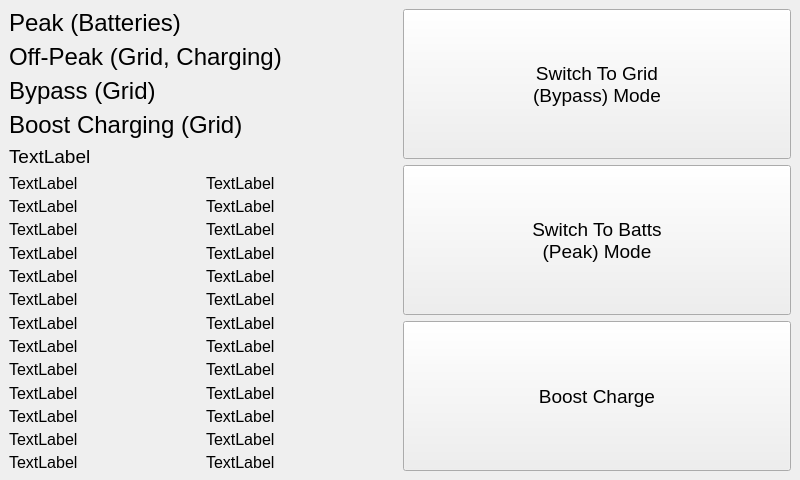
The window that client/mainwindow.ui (Tobster86/growatt-spf5000es-linux-control) describes before a commit, drawn with Qt 5.
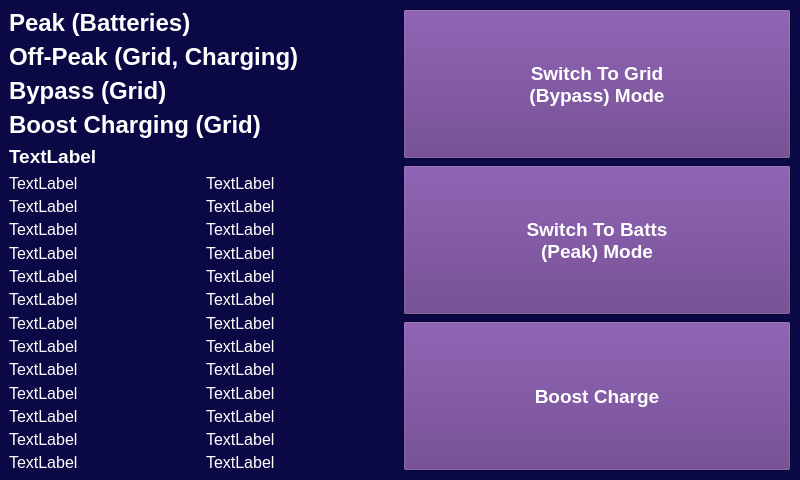
The same window after the commit.

```diff
--- a/client/mainwindow.ui
+++ b/client/mainwindow.ui
@@ -31,6 +31,475 @@
     <height>4800</height>
    </size>
   </property>
+  <property name="palette">
+   <palette>
+    <active>
+     <colorrole role="WindowText">
+      <brush brushstyle="SolidPattern">
+       <color alpha="255">
+        <red>255</red>
+        <green>255</green>
+        <blue>255</blue>
+       </color>
+      </brush>
+     </colorrole>
+     <colorrole role="Button">
+      <brush brushstyle="SolidPattern">
+       <color alpha="255">
+        <red>97</red>
+        <green>53</green>
+        <blue>131</blue>
+       </color>
+      </brush>
+     </colorrole>
+     <colorrole role="Light">
+      <brush brushstyle="SolidPattern">
+       <color alpha="255">
+        <red>26</red>
+        <green>95</green>
+        <blue>180</blue>
+       </color>
+      </brush>
+     </colorrole>
+     <colorrole role="Midlight">
+      <brush brushstyle="SolidPattern">
+       <color alpha="255">
+        <red>26</red>
+        <green>95</green>
+        <blue>180</blue>
+       </color>
+      </brush>
+     </colorrole>
+     <colorrole role="Dark">
+      <brush brushstyle="SolidPattern">
+       <color alpha="255">
+        <red>224</red>
+        <green>27</green>
+        <blue>36</blue>
+       </color>
+      </brush>
+     </colorrole>
+     <colorrole role="Mid">
+      <brush brushstyle="SolidPattern">
+       <color alpha="255">
+        <red>224</red>
+        <green>27</green>
+        <blue>36</blue>
+       </color>
+      </brush>
+     </colorrole>
+     <colorrole role="Text">
+      <brush brushstyle="SolidPattern">
+       <color alpha="255">
+        <red>255</red>
+        <green>255</green>
+        <blue>255</blue>
+       </color>
+      </brush>
+     </colorrole>
+     <colorrole role="BrightText">
+      <brush brushstyle="SolidPattern">
+       <color alpha="255">
+        <red>255</red>
+        <green>255</green>
+        <blue>255</blue>
+       </color>
+      </brush>
+     </colorrole>
+     <colorrole role="ButtonText">
+      <brush brushstyle="SolidPattern">
+       <color alpha="255">
+        <red>255</red>
+        <green>255</green>
+        <blue>255</blue>
+       </color>
+      </brush>
+     </colorrole>
+     <colorrole role="Base">
+      <brush brushstyle="SolidPattern">
+       <color alpha="255">
+        <red>0</red>
+        <green>0</green>
+        <blue>0</blue>
+       </color>
+      </brush>
+     </colorrole>
+     <colorrole role="Window">
+      <brush brushstyle="SolidPattern">
+       <color alpha="255">
+        <red>10</red>
+        <green>9</green>
+        <blue>69</blue>
+       </color>
+      </brush>
+     </colorrole>
+     <colorrole role="Shadow">
+      <brush brushstyle="SolidPattern">
+       <color alpha="255">
+        <red>0</red>
+        <green>0</green>
+        <blue>0</blue>
+       </color>
+      </brush>
+     </colorrole>
+     <colorrole role="AlternateBase">
+      <brush brushstyle="SolidPattern">
+       <color alpha="255">
+        <red>140</red>
+        <green>175</green>
+        <blue>217</blue>
+       </color>
+      </brush>
+     </colorrole>
+     <colorrole role="ToolTipBase">
+      <brush brushstyle="SolidPattern">
+       <color alpha="255">
+        <red>255</red>
+        <green>255</green>
+        <blue>220</blue>
+       </color>
+      </brush>
+     </colorrole>
+     <colorrole role="ToolTipText">
+      <brush brushstyle="SolidPattern">
+       <color alpha="255">
+        <red>251</red>
+        <green>251</green>
+        <blue>251</blue>
+       </color>
+      </brush>
+     </colorrole>
+     <colorrole role="PlaceholderText">
+      <brush brushstyle="SolidPattern">
+       <color alpha="127">
+        <red>0</red>
+        <green>0</green>
+        <blue>0</blue>
+       </color>
+      </brush>
+     </colorrole>
+     <colorrole role="Accent">
+      <brush brushstyle="SolidPattern">
+       <color alpha="255">
+        <red>255</red>
+        <green>255</green>
+        <blue>255</blue>
+       </color>
+      </brush>
+     </colorrole>
+    </active>
+    <inactive>
+     <colorrole role="WindowText">
+      <brush brushstyle="SolidPattern">
+       <color alpha="255">
+        <red>255</red>
+        <green>255</green>
+        <blue>255</blue>
+       </color>
+      </brush>
+     </colorrole>
+     <colorrole role="Button">
+      <brush brushstyle="SolidPattern">
+       <color alpha="255">
+        <red>97</red>
+        <green>53</green>
+        <blue>131</blue>
+       </color>
+      </brush>
+     </colorrole>
+     <colorrole role="Light">
+      <brush brushstyle="SolidPattern">
+       <color alpha="255">
+        <red>26</red>
+        <green>95</green>
+        <blue>180</blue>
+       </color>
+      </brush>
+     </colorrole>
+     <colorrole role="Midlight">
+      <brush brushstyle="SolidPattern">
+       <color alpha="255">
+        <red>26</red>
+        <green>95</green>
+        <blue>180</blue>
+       </color>
+      </brush>
+     </colorrole>
+     <colorrole role="Dark">
+      <brush brushstyle="SolidPattern">
+       <color alpha="255">
+        <red>224</red>
+        <green>27</green>
+        <blue>36</blue>
+       </color>
+      </brush>
+     </colorrole>
+     <colorrole role="Mid">
+      <brush brushstyle="SolidPattern">
+       <color alpha="255">
+        <red>224</red>
+        <green>27</green>
+        <blue>36</blue>
+       </color>
+      </brush>
+     </colorrole>
+     <colorrole role="Text">
+      <brush brushstyle="SolidPattern">
+       <color alpha="255">
+        <red>255</red>
+        <green>255</green>
+        <blue>255</blue>
+       </color>
+      </brush>
+     </colorrole>
+     <colorrole role="BrightText">
+      <brush brushstyle="SolidPattern">
+       <color alpha="255">
+        <red>255</red>
+        <green>255</green>
+        <blue>255</blue>
+       </color>
+      </brush>
+     </colorrole>
+     <colorrole role="ButtonText">
+      <brush brushstyle="SolidPattern">
+       <color alpha="255">
+        <red>255</red>
+        <green>255</green>
+        <blue>255</blue>
+       </color>
+      </brush>
+     </colorrole>
+     <colorrole role="Base">
+      <brush brushstyle="SolidPattern">
+       <color alpha="255">
+        <red>0</red>
+        <green>0</green>
+        <blue>0</blue>
+       </color>
+      </brush>
+     </colorrole>
+     <colorrole role="Window">
+      <brush brushstyle="SolidPattern">
+       <color alpha="255">
+        <red>10</red>
+        <green>9</green>
+        <blue>69</blue>
+       </color>
+      </brush>
+     </colorrole>
+     <colorrole role="Shadow">
+      <brush brushstyle="SolidPattern">
+       <color alpha="255">
+        <red>0</red>
+        <green>0</green>
+        <blue>0</blue>
+       </color>
+      </brush>
+     </colorrole>
+     <colorrole role="AlternateBase">
+      <brush brushstyle="SolidPattern">
+       <color alpha="255">
+        <red>140</red>
+        <green>175</green>
+        <blue>217</blue>
+       </color>
+      </brush>
+     </colorrole>
+     <colorrole role="ToolTipBase">
+      <brush brushstyle="SolidPattern">
+       <color alpha="255">
+        <red>255</red>
+        <green>255</green>
+        <blue>220</blue>
+       </color>
+      </brush>
+     </colorrole>
+     <colorrole role="ToolTipText">
+      <brush brushstyle="SolidPattern">
+       <color alpha="255">
+        <red>251</red>
+        <green>251</green>
+        <blue>251</blue>
+       </color>
+      </brush>
+     </colorrole>
+     <colorrole role="PlaceholderText">
+      <brush brushstyle="SolidPattern">
+       <color alpha="127">
+        <red>0</red>
+        <green>0</green>
+        <blue>0</blue>
+       </color>
+      </brush>
+     </colorrole>
+     <colorrole role="Accent">
+      <brush brushstyle="SolidPattern">
+       <color alpha="255">
+        <red>255</red>
+        <green>255</green>
+        <blue>255</blue>
+       </color>
+      </brush>
+     </colorrole>
+    </inactive>
+    <disabled>
+     <colorrole role="WindowText">
+      <brush brushstyle="SolidPattern">
+       <color alpha="255">
+        <red>224</red>
+        <green>27</green>
+        <blue>36</blue>
+       </color>
+      </brush>
+     </colorrole>
+     <colorrole role="Button">
+      <brush brushstyle="SolidPattern">
+       <color alpha="255">
+        <red>97</red>
+        <green>53</green>
+        <blue>131</blue>
+       </color>
+      </brush>
+     </colorrole>
+     <colorrole role="Light">
+      <brush brushstyle="SolidPattern">
+       <color alpha="255">
+        <red>26</red>
+        <green>95</green>
+        <blue>180</blue>
+       </color>
+      </brush>
+     </colorrole>
+     <colorrole role="Midlight">
+      <brush brushstyle="SolidPattern">
+       <color alpha="255">
+        <red>26</red>
+        <green>95</green>
+        <blue>180</blue>
+       </color>
+      </brush>
+     </colorrole>
+     <colorrole role="Dark">
+      <brush brushstyle="SolidPattern">
+       <color alpha="255">
+        <red>224</red>
+        <green>27</green>
+        <blue>36</blue>
+       </color>
+      </brush>
+     </colorrole>
+     <colorrole role="Mid">
+      <brush brushstyle="SolidPattern">
+       <color alpha="255">
+        <red>224</red>
+        <green>27</green>
+        <blue>36</blue>
+       </color>
+      </brush>
+     </colorrole>
+     <colorrole role="Text">
+      <brush brushstyle="SolidPattern">
+       <color alpha="255">
+        <red>224</red>
+        <green>27</green>
+        <blue>36</blue>
+       </color>
+      </brush>
+     </colorrole>
+     <colorrole role="BrightText">
+      <brush brushstyle="SolidPattern">
+       <color alpha="255">
+        <red>255</red>
+        <green>255</green>
+        <blue>255</blue>
+       </color>
+      </brush>
+     </colorrole>
+     <colorrole role="ButtonText">
+      <brush brushstyle="SolidPattern">
+       <color alpha="255">
+        <red>224</red>
+        <green>27</green>
+        <blue>36</blue>
+       </color>
+      </brush>
+     </colorrole>
+     <colorrole role="Base">
+      <brush brushstyle="SolidPattern">
+       <color alpha="255">
+        <red>10</red>
+        <green>9</green>
+        <blue>69</blue>
+       </color>
+      </brush>
+     </colorrole>
+     <colorrole role="Window">
+      <brush brushstyle="SolidPattern">
+       <color alpha="255">
+        <red>10</red>
+        <green>9</green>
+        <blue>69</blue>
+       </color>
+      </brush>
+     </colorrole>
+     <colorrole role="Shadow">
+      <brush brushstyle="SolidPattern">
+       <color alpha="255">
+        <red>0</red>
+        <green>0</green>
+        <blue>0</blue>
+       </color>
+      </brush>
+     </colorrole>
+     <colorrole role="AlternateBase">
+      <brush brushstyle="SolidPattern">
+       <color alpha="255">
+        <red>26</red>
+        <green>95</green>
+        <blue>180</blue>
+       </color>
+      </brush>
+     </colorrole>
+     <colorrole role="ToolTipBase">
+      <brush brushstyle="SolidPattern">
+       <color alpha="255">
+        <red>255</red>
+        <green>255</green>
+        <blue>220</blue>
+       </color>
+      </brush>
+     </colorrole>
+     <colorrole role="ToolTipText">
+      <brush brushstyle="SolidPattern">
+       <color alpha="255">
+        <red>251</red>
+        <green>251</green>
+        <blue>251</blue>
+       </color>
+      </brush>
+     </colorrole>
+     <colorrole role="PlaceholderText">
+      <brush brushstyle="SolidPattern">
+       <color alpha="127">
+        <red>13</red>
+        <green>47</green>
+        <blue>90</blue>
+       </color>
+      </brush>
+     </colorrole>
+     <colorrole role="Accent">
+      <brush brushstyle="SolidPattern">
+       <color alpha="255">
+        <red>34</red>
+        <green>123</green>
+        <blue>234</blue>
+       </color>
+      </brush>
+     </colorrole>
+    </disabled>
+   </palette>
+  </property>
   <property name="windowTitle">
    <string>MainWindow</string>
   </property>
@@ -55,6 +524,7 @@
         <property name="font">
          <font>
           <pointsize>18</pointsize>
+          <bold>true</bold>
          </font>
         </property>
         <property name="text">
@@ -73,6 +543,7 @@
         <property name="font">
          <font>
           <pointsize>18</pointsize>
+          <bold>true</bold>
          </font>
         </property>
         <property name="text">
@@ -91,6 +562,7 @@
         <property name="font">
          <font>
           <pointsize>18</pointsize>
+          <bold>true</bold>
          </font>
         </property>
         <property name="text">
@@ -109,6 +581,7 @@
         <property name="font">
          <font>
           <pointsize>18</pointsize>
+          <bold>true</bold>
          </font>
         </property>
         <property name="text">
@@ -127,6 +600,7 @@
         <property name="font">
          <font>
           <pointsize>14</pointsize>
+          <bold>true</bold>
          </font>
         </property>
         <property name="text">
@@ -476,6 +950,7 @@
         <property name="font">
          <font>
           <pointsize>14</pointsize>
+          <bold>true</bold>
          </font>
         </property>
         <property name="text">
@@ -495,6 +970,7 @@
         <property name="font">
          <font>
           <pointsize>14</pointsize>
+          <bold>true</bold>
          </font>
         </property>
         <property name="focusPolicy">
@@ -517,6 +993,7 @@
         <property name="font">
          <font>
           <pointsize>14</pointsize>
+          <bold>true</bold>
          </font>
         </property>
         <property name="focusPolicy">
```
